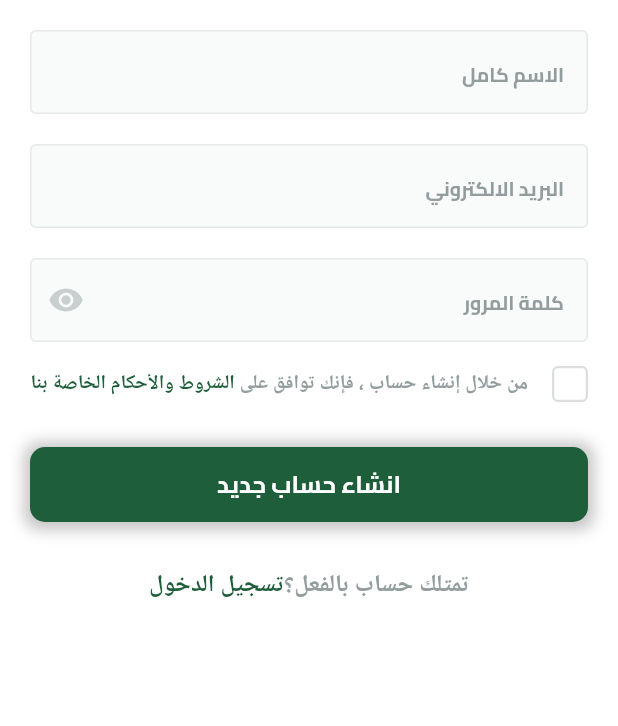
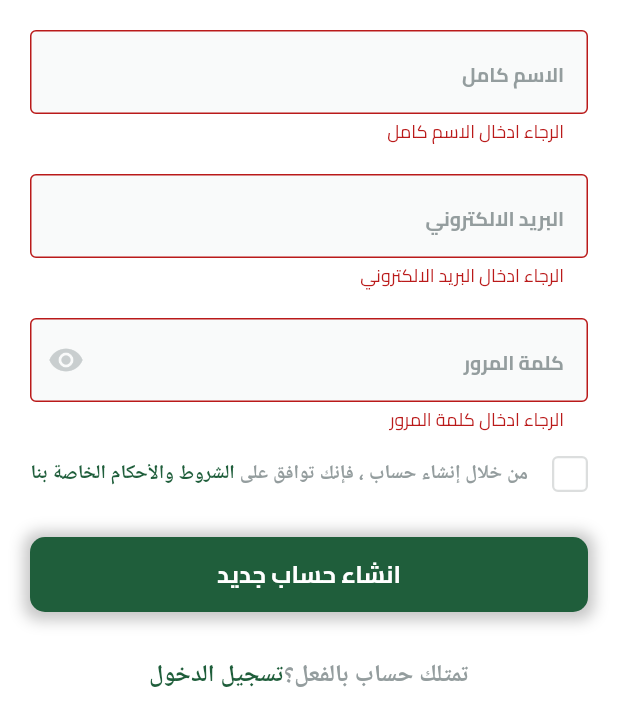
Before and after one commit to AhmedBelal31/FruitHub, a Flutter app: the RegisterScreenBody widget shown alone on an empty page, opened directly, after a tap on "انشاء حساب جديد", on a phone screen of 412 x 824 dp. Shown: the top 726 px of the screen. Run offline on Flutter 3.47's test engine with Material 3 defaults, Android fonts, the phone set to English and light mode, and no system bars; our stand-ins replace bloc, dartz, firebase_auth, firebase_core, flutter_bloc, flutter_svg and 3 more; accounts and stored records are empty; generated files the repository leaves out were written again.

```diff
--- a/lib/features/login/presentation/widgets/register_screen_body.dart
+++ b/lib/features/login/presentation/widgets/register_screen_body.dart
@@ -1,40 +1,62 @@
 import 'package:flutter/material.dart';
+import 'package:fruit_hub/features/login/presentation/cubits/sign_up_cubit/sign_up_cubit.dart';
 import '../../../../constants.dart';
 import '../../../../core/widgets/custom_button.dart';
 import '../../../../core/widgets/custom_text_field.dart';
 import '../../../../core/widgets/have_an_account.dart';
+import '../../../../core/widgets/register_text_form_field_validations.dart';
 import '../../../../core/widgets/terms_and_conditions.dart';
 import '../screens/login_screen.dart';
 
-class RegisterScreenBody extends StatelessWidget {
+class RegisterScreenBody extends StatefulWidget {
   const RegisterScreenBody({super.key});
+
+  @override
+  State<RegisterScreenBody> createState() => _RegisterScreenBodyState();
+}
+
+class _RegisterScreenBodyState extends State<RegisterScreenBody> {
+  final GlobalKey<FormState> _formKey = GlobalKey<FormState>();
+  AutovalidateMode _autovalidateMode = AutovalidateMode.disabled;
+  late String _name, _email, _password;
 
   @override
   Widget build(BuildContext context) {
     return Padding(
       padding: const EdgeInsets.all(kDefaultPadding),
       child: SingleChildScrollView(
+        child: Form(
+          key: _formKey,
+          autovalidateMode: _autovalidateMode,
           child: Column(
             children: [
-            const CustomTextField(
+              CustomTextField(
                 hintText: 'الاسم كامل',
                 keyboardType: TextInputType.name,
+                onSaved: (value) {
+                  _name = value!;
+                },
+                validator: validateName,
               ),
-            const SizedBox(
-              height: 20,
-            ),
-            const CustomTextField(
+              const SizedBox(height: 20),
+              CustomTextField(
                 hintText: 'البريد الالكتروني',
                 keyboardType: TextInputType.emailAddress,
+                onSaved: (value) {
+                  _email = value!;
+                },
+                validator: validateEmail,
               ),
-            const SizedBox(
-              height: 20,
-            ),
-            const CustomTextField(
+              const SizedBox(height: 20),
+              CustomTextField(
                 hintText: 'كلمة المرور',
                 keyboardType: TextInputType.visiblePassword,
+                onSaved: (value) {
+                  _password = value!;
+                },
+                validator: validatePassword,
                 obscureText: true,
-              suffixIcon: Icon(
+                suffixIcon: const Icon(
                   Icons.remove_red_eye,
                   color: Color(0xFFC9CECF),
                 ),
@@ -44,17 +66,29 @@ class RegisterScreenBody extends StatelessWidget {
               const SizedBox(height: 30),
               CustomButton(
                 text: 'انشاء حساب جديد',
-              onTap: () {},
+                onTap: () {
+                  if (_formKey.currentState!.validate()) {
+                    _formKey.currentState!.save();
+                    SignUpCubit.get(context).createUserWithEmailAndPassword(
+                      name: _name,
+                      email: _email,
+                      password: _password,
+                    );
+                  } else {
+                    setState(() {
+                      _autovalidateMode = AutovalidateMode.always;
+                    });
+                  }
+                },
               ),
-            const SizedBox(
-              height: 30,
-            ),
+              const SizedBox(height: 30),
               HaveAnAccount(
                 onTap: () {
                   Navigator.pushNamed(context, LoginScreen.routeName);
                 },
-            )
+              ),
             ],
+          ),
         ),
       ),
     );
```
Lines whose indentation alone changed are shown as unchanged.
